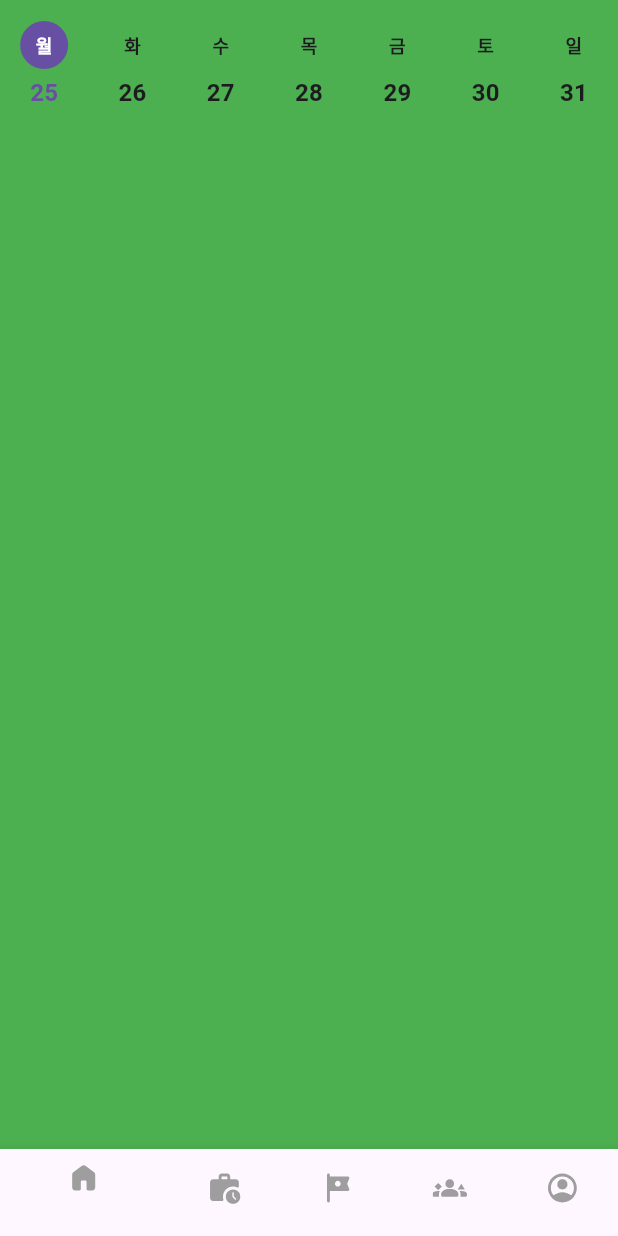
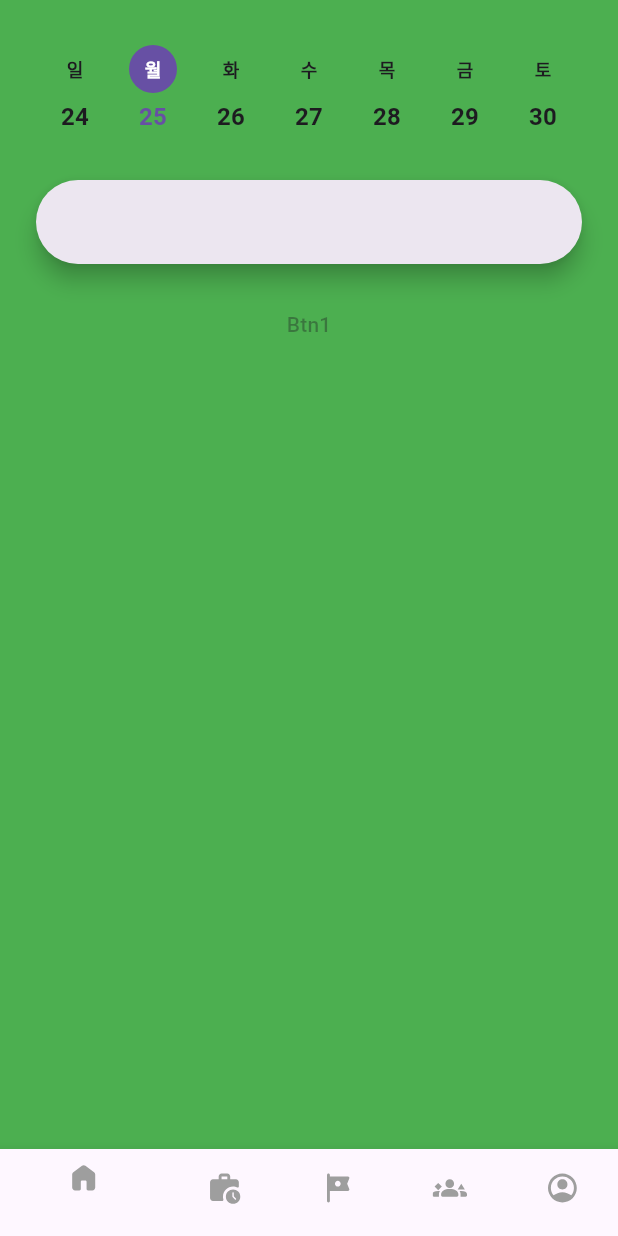
Before and after one commit to StrawberryAcai/Nomadely.frontend, a Flutter app: the screen it shows after launch, on a phone screen of 412 x 824 dp. Run offline on Flutter 3.47's test engine with Material 3 defaults, Android fonts, the light colour scheme and no system bars; our stand-ins replace flutter_svg, go_router.

Commit message:
feat :: padding, margin 적용

```diff
--- a/lib/features/home/view/homePage.dart
+++ b/lib/features/home/view/homePage.dart
@@ -1,4 +1,5 @@
 import 'package:flutter/material.dart';
+import 'package:nomadely/core/widgets/gapWidget.dart';
 import 'package:nomadely/features/home/view/weeklyCalendar.dart';
 
 class HomePage extends StatelessWidget {
@@ -8,9 +9,18 @@ class HomePage extends StatelessWidget {
   Widget build(BuildContext context) {
     return Container(
       color: Colors.green,
-      child: Column(
-        crossAxisAlignment: CrossAxisAlignment.start,
-        children: [WeeklyCalendar()],
+      child: Padding(
+        padding: const EdgeInsets.symmetric(vertical: 16, horizontal: 24),
+        child: Column(
+          crossAxisAlignment: CrossAxisAlignment.stretch,
+          children: [
+            WeeklyCalendar(startOnMonday: false),
+            Gap(16),
+            SearchBar(),
+            Gap(16),
+            TextButton(onPressed: null, child: Text("Btn1")),
+          ],
+        ),
       ),
     );
   }
--- a/lib/features/home/view/weeklyCalendar.dart
+++ b/lib/features/home/view/weeklyCalendar.dart
@@ -6,6 +6,7 @@ class WeeklyCalendar extends StatefulWidget {
     this.startOnMonday = true,
     this.onSelect,
     this.initialSelected,
+    this.padding = 0,
   });
 
   /// 주 시작 요일 (true면 월요일, false면 일요일)
@@ -16,6 +17,8 @@ class WeeklyCalendar extends StatefulWidget {
 
   /// 처음 선택할 날짜 (없으면 오늘)
   final DateTime? initialSelected;
+
+  final double padding;
 
   @override
   State<WeeklyCalendar> createState() => _WeeklyCalendarState();
@@ -36,11 +39,14 @@ class _WeeklyCalendarState extends State<WeeklyCalendar> {
     _weekDays = _buildThisWeek(_today, startOnMonday: widget.startOnMonday);
   }
 
-  List<DateTime> _buildThisWeek(DateTime anchor,
-      {required bool startOnMonday}) {
+  List<DateTime> _buildThisWeek(
+    DateTime anchor, {
+    required bool startOnMonday,
+  }) {
     final d = DateTime(anchor.year, anchor.month, anchor.day);
-    int deltaToStart =
-        startOnMonday ? (d.weekday - DateTime.monday) : (d.weekday % 7);
+    int deltaToStart = startOnMonday
+        ? (d.weekday - DateTime.monday)
+        : (d.weekday % 7);
     final start = d.subtract(Duration(days: deltaToStart));
     return List.generate(7, (i) => start.add(Duration(days: i)));
   }
@@ -52,7 +58,8 @@ class _WeeklyCalendarState extends State<WeeklyCalendar> {
   Widget build(BuildContext context) {
     final theme = Theme.of(context);
     final screenWidth = MediaQuery.of(context).size.width;
-    final itemWidth = screenWidth / 7; // 7일을 화면에 맞춤, 스크롤 없음
+
+    final itemWidth = (screenWidth - 48) / 7; // 7일을 화면에 맞춤, 스크롤 없음
 
     return SizedBox(
       height: 88,
@@ -89,8 +96,8 @@ class _WeeklyCalendarState extends State<WeeklyCalendar> {
                         color: isToday
                             ? theme.colorScheme.onPrimary
                             : (isSelected
-                                ? theme.colorScheme.primary
-                                : theme.colorScheme.onSurface),
+                                  ? theme.colorScheme.primary
+                                  : theme.colorScheme.onSurface),
                       ),
                     ),
                   ),
--- a/lib/main.dart
+++ b/lib/main.dart
@@ -1,4 +1,3 @@
-// lib/main.dart
 import 'package:flutter/material.dart';
 import 'package:nomadely/router/mainRouter.dart';
 
--- a/lib/navigation/bottomNav.dart
+++ b/lib/navigation/bottomNav.dart
@@ -19,7 +19,7 @@ class BottomNavScaffold extends StatelessWidget {
     if (location.startsWith('/profile')) currentIndex = 4;
 
     return Scaffold(
-      body: child,
+      body: SafeArea(child: child),
       bottomNavigationBar: BottomNavigationBar(
         currentIndex: currentIndex,
         onTap: (index) {
```
